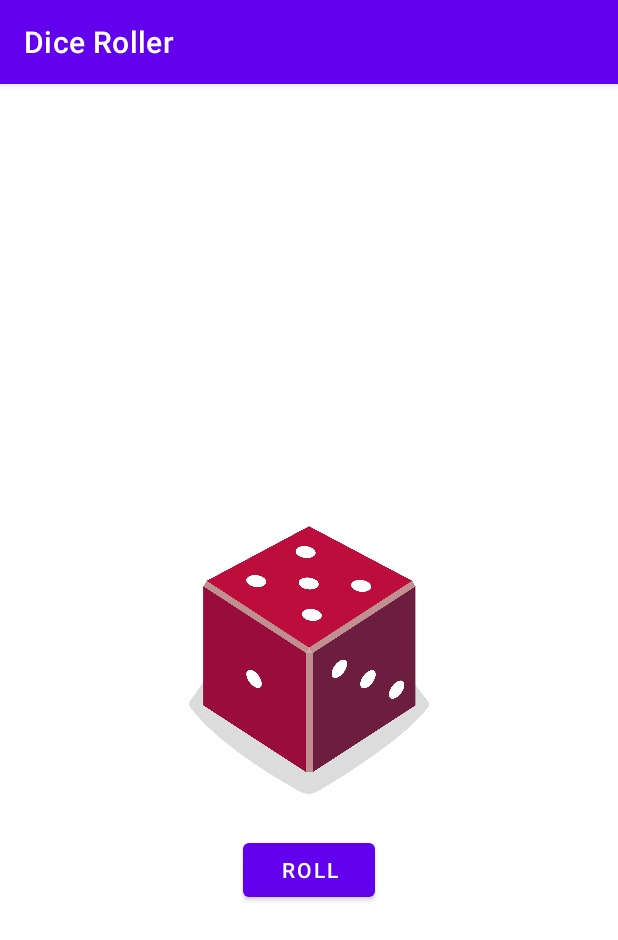
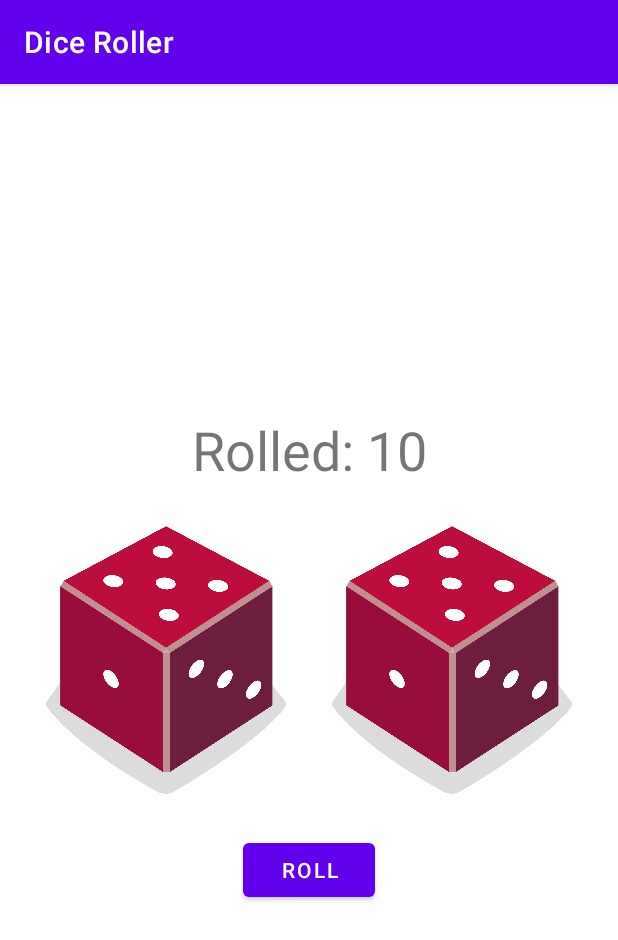
Before and after one commit to denissuhorukov/DiceRoller, an Android app: the screen it shows after launch (MainActivity), after a tap on "ROLL", on a phone screen of 412 x 824 dp. Shown: the top 940 px of the screen. Run offline under Robolectric (Android 15) with nearby library versions, the phone set to English and light mode, and no system bars.

Commit message:
Add second dice

```diff
--- a/app/src/main/java/com/denissuhorukov/diceroller/MainActivity.kt
+++ b/app/src/main/java/com/denissuhorukov/diceroller/MainActivity.kt
@@ -13,17 +13,23 @@ class MainActivity : AppCompatActivity() {
         setContentView(R.layout.activity_main)
 
         val rollButton: Button = findViewById(R.id.button)
+        val firstDiceImage: ImageView = findViewById(R.id.firstDiceImageView)
+        val secondDiceImage: ImageView = findViewById(R.id.secondDiceImageView)
+        var result: Int = 0
+        val resultText: TextView = findViewById(R.id.textView)
 
         rollButton.setOnClickListener {
-            rollDice()
-            Toast.makeText(this, "Dice Rolled!", Toast.LENGTH_SHORT).show()
+            result = 0
+            resultText.text = ""
+            result += rollDice(firstDiceImage)
+            result += rollDice(secondDiceImage)
+            resultText.text = "Rolled: ${result}"
         }
     }
 
-    private fun rollDice() {
+    private fun rollDice(diceImage: ImageView): Int {
         val dice = Dice(6)
         val diceRoll = dice.roll()
-        val diceImage: ImageView = findViewById(R.id.imageView)
         val drawableResource = when (diceRoll) {
             1 -> R.drawable.dice_1
             2 -> R.drawable.dice_2
@@ -36,6 +42,8 @@ class MainActivity : AppCompatActivity() {
         diceImage.setImageResource(drawableResource)
 
         diceImage.contentDescription = diceRoll.toString()
+
+        return diceRoll
     }
 }
 
--- a/app/src/main/res/layout/activity_main.xml
+++ b/app/src/main/res/layout/activity_main.xml
@@ -14,16 +14,37 @@
         android:text="@string/roll"
         app:layout_constraintEnd_toEndOf="parent"
         app:layout_constraintStart_toStartOf="parent"
-        app:layout_constraintTop_toBottomOf="@+id/imageView" />
+        app:layout_constraintTop_toBottomOf="@+id/firstDiceImageView" />
 
     <ImageView
-        android:id="@+id/imageView"
+        android:id="@+id/firstDiceImageView"
+        android:layout_width="160dp"
+        android:layout_height="200dp"
+        app:layout_constraintBottom_toBottomOf="parent"
+        app:layout_constraintEnd_toStartOf="@+id/secondDiceImageView"
+        app:layout_constraintStart_toStartOf="parent"
+        app:layout_constraintTop_toTopOf="parent"
+        tools:srcCompat="@drawable/dice_1" />
+
+    <ImageView
+        android:id="@+id/secondDiceImageView"
         android:layout_width="160dp"
         android:layout_height="200dp"
         app:layout_constraintBottom_toBottomOf="parent"
         app:layout_constraintEnd_toEndOf="parent"
-        app:layout_constraintStart_toStartOf="parent"
+        app:layout_constraintStart_toEndOf="@+id/firstDiceImageView"
         app:layout_constraintTop_toTopOf="parent"
         tools:srcCompat="@drawable/dice_1" />
 
+    <TextView
+        android:id="@+id/textView"
+        android:layout_width="wrap_content"
+        android:layout_height="wrap_content"
+        android:layout_marginBottom="16dp"
+        android:text=""
+        android:textSize="36sp"
+        app:layout_constraintBottom_toTopOf="@+id/firstDiceImageView"
+        app:layout_constraintEnd_toEndOf="parent"
+        app:layout_constraintStart_toStartOf="parent" />
+
 </androidx.constraintlayout.widget.ConstraintLayout>
```
